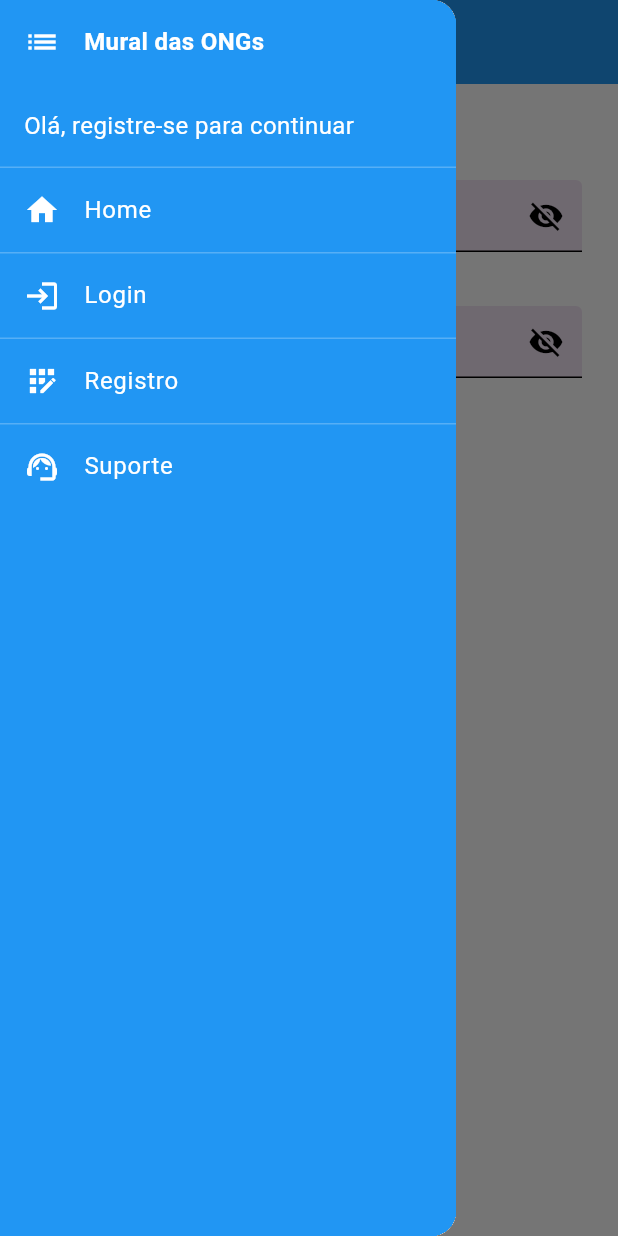
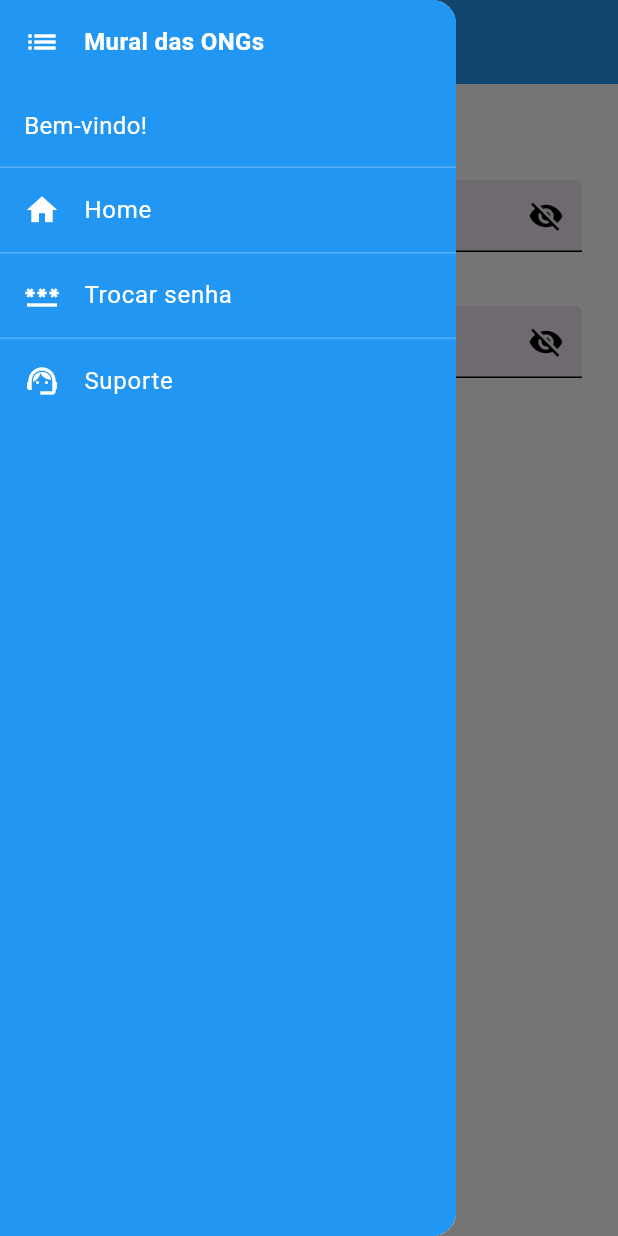
Before and after one commit to Amparo-Coletivo/fatec-dsm-pi-5sem, a Flutter app: the ChangePasswordPage screen opened directly, with the side drawer open, on a phone screen of 412 x 824 dp. Run offline on Flutter 3.47's test engine with Material 3 defaults, Android fonts, the phone set to English and light mode, and no system bars; our stand-ins replace carousel_slider, logger, skeletonizer, supabase_flutter; accounts and stored records are empty.

Commit message:
Atualizações importantes
Mudanças no menu hambúrguer e na navegação inferior e superior do projeto.

```diff
--- a/Code/amparo_coletivo/lib/shared/widgets/custom_drawer.dart
+++ b/Code/amparo_coletivo/lib/shared/widgets/custom_drawer.dart
@@ -1,5 +1,6 @@
 import 'package:flutter/material.dart';
-import 'package:amparo_coletivo/presentation/pages/auth/register_page.dart';
+import 'package:supabase_flutter/supabase_flutter.dart';
+import 'package:amparo_coletivo/presentation/pages/change_password.dart'; // <- IMPORTANTE!
 
 class CustomDrawer extends StatelessWidget {
   final Function? onLogout;
@@ -8,6 +9,8 @@ class CustomDrawer extends StatelessWidget {
 
   @override
   Widget build(BuildContext context) {
+    final user = Supabase.instance.client.auth.currentUser;
+
     return Drawer(
       child: Container(
         color: Colors.blue,
@@ -33,9 +36,9 @@ class CustomDrawer extends StatelessWidget {
             Container(
               width: double.infinity,
               padding: const EdgeInsets.all(16.0),
-              child: const Text(
-                'Olá, registre-se para continuar',
-                style: TextStyle(color: Colors.white, fontSize: 16.0),
+              child: Text(
+                user != null ? 'Bem-vindo!' : 'Olá, registre-se para continuar',
+                style: const TextStyle(color: Colors.white, fontSize: 16.0),
               ),
             ),
             const Divider(color: Colors.white24, height: 1),
@@ -44,58 +47,79 @@ class CustomDrawer extends StatelessWidget {
               title: const Text('Home', style: TextStyle(color: Colors.white)),
               onTap: () {
                 Navigator.pop(context);
-                // Navigar para a home
                 Navigator.pushNamed(context, '/');
               },
             ),
             const Divider(color: Colors.white24, height: 1),
+
+            // Se estiver deslogado
+            if (user == null) ...[
               ListTile(
                 leading: const Icon(Icons.login, color: Colors.white),
-              title: const Text('Login', style: TextStyle(color: Colors.white)),
+                title:
+                    const Text('Login', style: TextStyle(color: Colors.white)),
                 onTap: () {
                   Navigator.pop(context);
-                //navegar para a página de login
                   Navigator.pushNamed(context, '/login');
                 },
               ),
               const Divider(color: Colors.white24, height: 1),
               ListTile(
-              leading: const Icon(Icons.app_registration, color: Colors.white),
-              title: const Text(
-                'Registro',
-                style: TextStyle(color: Colors.white),
+                leading:
+                    const Icon(Icons.app_registration, color: Colors.white),
+                title: const Text('Registro',
+                    style: TextStyle(color: Colors.white)),
+                onTap: () {
+                  Navigator.pop(context);
+                  Navigator.pushNamed(context, '/register');
+                },
               ),
+              const Divider(color: Colors.white24, height: 1),
+            ],
+
+            // Se estiver logado
+            if (user != null) ...[
+              ListTile(
+                leading: const Icon(Icons.password, color: Colors.white),
+                title: const Text('Trocar senha',
+                    style: TextStyle(color: Colors.white)),
                 onTap: () {
-                Navigator.pop(context); // Close the drawer first
+                  Navigator.pop(context);
                   Navigator.push(
                     context,
-                  MaterialPageRoute(builder: (context) => const RegisterPage()),
+                    MaterialPageRoute(
+                        builder: (_) => const ChangePasswordPage()),
                   );
                 },
               ),
               const Divider(color: Colors.white24, height: 1),
+            ],
+
             ListTile(
               leading: const Icon(Icons.support_agent, color: Colors.white),
-              title: const Text(
-                'Suporte',
-                style: TextStyle(color: Colors.white),
-              ),
+              title:
+                  const Text('Suporte', style: TextStyle(color: Colors.white)),
               onTap: () {
                 Navigator.pop(context);
-                // Navigate to support page
+                // Adicione rota se tiver uma tela de suporte
               },
             ),
-            if (onLogout != null) ...[
+
+            // Se estiver logado, mostrar logout no final
+            if (user != null && onLogout != null) ...[
               const Spacer(),
               const Divider(color: Colors.white24, height: 1),
               ListTile(
                 leading: const Icon(Icons.logout, color: Colors.white),
-                title: const Text(
-                  'Logout',
-                  style: TextStyle(color: Colors.white),
-                ),
-                onTap: () {
-                  onLogout!();
+                title:
+                    const Text('Sair', style: TextStyle(color: Colors.white)),
+                onTap: () async {
+                  await Supabase.instance.client.auth.signOut();
+
+                  if (context.mounted) {
+                    Navigator.of(context)
+                        .pushNamedAndRemoveUntil('/login', (route) => false);
+                  }
                 },
               ),
             ],
```
Lines whose indentation alone changed are shown as unchanged.
